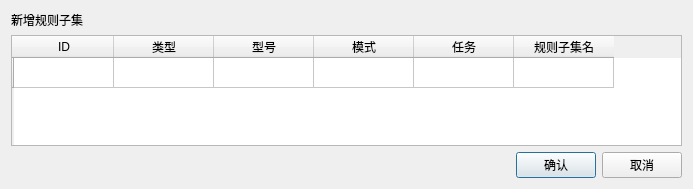
The window that Rule-manage/src/addsqltable.ui (zhyhouyuan/Project) describes before a commit, drawn with Qt 5.
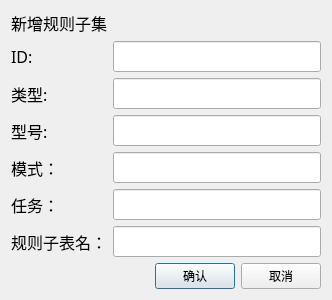
The same window after the commit.

What changed in the file:
```diff
--- a/Rule-manage/src/addsqltable.ui
+++ b/Rule-manage/src/addsqltable.ui
@@ -6,78 +6,195 @@
    <rect>
     <x>0</x>
     <y>0</y>
-    <width>693</width>
-    <height>189</height>
+    <width>332</width>
+    <height>291</height>
    </rect>
   </property>
   <property name="windowTitle">
    <string>Dialog</string>
   </property>
+  <layout class="QGridLayout" name="gridLayout_2">
+   <item row="1" column="0">
   <layout class="QGridLayout" name="gridLayout">
    <item row="0" column="0">
-    <widget class="QLabel" name="label">
+      <widget class="QLabel" name="label_2">
+       <property name="font">
+        <font>
+         <family>Microsoft YaHei</family>
+         <pointsize>12</pointsize>
+         <weight>50</weight>
+         <italic>false</italic>
+         <bold>false</bold>
+        </font>
+       </property>
      <property name="styleSheet">
-      <string notr="true">font: 12pt &quot;宋体&quot;;</string>
+        <string notr="true">font: 12pt &quot;Microsoft YaHei&quot;;</string>
      </property>
      <property name="text">
-      <string>新增规则子集</string>
+        <string>ID:</string>
      </property>
     </widget>
    </item>
-   <item row="1" column="0" colspan="4">
-    <widget class="QTableWidget" name="tableWidget">
-     <attribute name="horizontalHeaderStretchLastSection">
-      <bool>false</bool>
-     </attribute>
-     <attribute name="verticalHeaderStretchLastSection">
-      <bool>false</bool>
-     </attribute>
-     <row>
-      <property name="text">
-       <string/>
-      </property>
-     </row>
-     <column>
-      <property name="text">
-       <string>ID</string>
-      </property>
-     </column>
-     <column>
-      <property name="text">
-       <string>类型</string>
-      </property>
-     </column>
-     <column>
+     <item row="0" column="1">
+      <widget class="QLineEdit" name="lineEdit">
+       <property name="font">
+        <font>
+         <family>宋体</family>
+         <pointsize>12</pointsize>
+        </font>
+       </property>
+      </widget>
+     </item>
+     <item row="1" column="0">
+      <widget class="QLabel" name="label_3">
+       <property name="font">
+        <font>
+         <family>Microsoft YaHei</family>
+         <pointsize>12</pointsize>
+         <weight>50</weight>
+         <italic>false</italic>
+         <bold>false</bold>
+        </font>
+       </property>
+       <property name="styleSheet">
+        <string notr="true">font: 12pt &quot;Microsoft YaHei&quot;;</string>
+       </property>
       <property name="text">
-       <string>型号</string>
-      </property>
-     </column>
-     <column>
-      <property name="text">
-       <string>模式</string>
-      </property>
-     </column>
-     <column>
-      <property name="text">
-       <string>任务</string>
-      </property>
-     </column>
-     <column>
-      <property name="text">
-       <string>规则子集名</string>
-      </property>
-     </column>
-     <item row="0" column="0">
+        <string>类型:</string>
+       </property>
+      </widget>
+     </item>
+     <item row="1" column="1">
+      <widget class="QLineEdit" name="lineEdit_1">
+       <property name="font">
+        <font>
+         <family>宋体</family>
+         <pointsize>12</pointsize>
+        </font>
+       </property>
+      </widget>
+     </item>
+     <item row="2" column="0">
+      <widget class="QLabel" name="label_5">
+       <property name="font">
+        <font>
+         <family>Microsoft YaHei</family>
+         <pointsize>12</pointsize>
+         <weight>50</weight>
+         <italic>false</italic>
+         <bold>false</bold>
+        </font>
+       </property>
+       <property name="styleSheet">
+        <string notr="true">font: 12pt &quot;Microsoft YaHei&quot;;</string>
+       </property>
       <property name="text">
-       <string/>
-      </property>
-      <property name="flags">
-       <set>ItemIsSelectable|ItemIsEditable|ItemIsDragEnabled|ItemIsUserCheckable|ItemIsEnabled</set>
-      </property>
-     </item>
+        <string>型号:</string>
+       </property>
     </widget>
    </item>
    <item row="2" column="1">
+      <widget class="QLineEdit" name="lineEdit_2">
+       <property name="font">
+        <font>
+         <family>宋体</family>
+         <pointsize>12</pointsize>
+        </font>
+       </property>
+      </widget>
+     </item>
+     <item row="3" column="0">
+      <widget class="QLabel" name="label_4">
+       <property name="font">
+        <font>
+         <family>Microsoft YaHei</family>
+         <pointsize>12</pointsize>
+         <weight>50</weight>
+         <italic>false</italic>
+         <bold>false</bold>
+        </font>
+       </property>
+       <property name="styleSheet">
+        <string notr="true">font: 12pt &quot;Microsoft YaHei&quot;;</string>
+       </property>
+       <property name="text">
+        <string>模式：</string>
+       </property>
+      </widget>
+     </item>
+     <item row="3" column="1">
+      <widget class="QLineEdit" name="lineEdit_3">
+       <property name="font">
+        <font>
+         <family>宋体</family>
+         <pointsize>12</pointsize>
+        </font>
+       </property>
+      </widget>
+     </item>
+     <item row="4" column="0">
+      <widget class="QLabel" name="label_6">
+       <property name="font">
+        <font>
+         <family>Microsoft YaHei</family>
+         <pointsize>12</pointsize>
+         <weight>50</weight>
+         <italic>false</italic>
+         <bold>false</bold>
+        </font>
+       </property>
+       <property name="styleSheet">
+        <string notr="true">font: 12pt &quot;Microsoft YaHei&quot;;</string>
+       </property>
+       <property name="text">
+        <string>任务：</string>
+       </property>
+      </widget>
+     </item>
+     <item row="4" column="1">
+      <widget class="QLineEdit" name="lineEdit_4">
+       <property name="font">
+        <font>
+         <family>宋体</family>
+         <pointsize>12</pointsize>
+        </font>
+       </property>
+      </widget>
+     </item>
+     <item row="5" column="0">
+      <widget class="QLabel" name="label_7">
+       <property name="font">
+        <font>
+         <family>Microsoft YaHei</family>
+         <pointsize>12</pointsize>
+         <weight>50</weight>
+         <italic>false</italic>
+         <bold>false</bold>
+        </font>
+       </property>
+       <property name="styleSheet">
+        <string notr="true">font: 12pt &quot;Microsoft YaHei&quot;;</string>
+       </property>
+       <property name="text">
+        <string>规则子表名：</string>
+       </property>
+      </widget>
+     </item>
+     <item row="5" column="1">
+      <widget class="QLineEdit" name="lineEdit_5">
+       <property name="font">
+        <font>
+         <family>宋体</family>
+         <pointsize>12</pointsize>
+        </font>
+       </property>
+      </widget>
+     </item>
+    </layout>
+   </item>
+   <item row="2" column="0">
+    <layout class="QHBoxLayout" name="horizontalLayout" stretch="0,1,0">
+     <item>
     <spacer name="horizontalSpacer">
      <property name="orientation">
       <enum>Qt::Horizontal</enum>
@@ -90,17 +207,44 @@
      </property>
     </spacer>
    </item>
-   <item row="2" column="2">
+     <item>
     <widget class="QPushButton" name="pushButton_0">
+       <property name="styleSheet">
+        <string notr="true">font: 10pt &quot;Microsoft YaHei&quot;;</string>
+       </property>
      <property name="text">
       <string>确认</string>
      </property>
     </widget>
    </item>
-   <item row="2" column="3">
+     <item>
     <widget class="QPushButton" name="pushButton_1">
+       <property name="styleSheet">
+        <string notr="true">font: 10pt &quot;Microsoft YaHei&quot;;</string>
+       </property>
      <property name="text">
       <string>取消</string>
+       </property>
+      </widget>
+     </item>
+    </layout>
+   </item>
+   <item row="0" column="0">
+    <widget class="QLabel" name="label">
+     <property name="font">
+      <font>
+       <family>Microsoft YaHei</family>
+       <pointsize>12</pointsize>
+       <weight>50</weight>
+       <italic>false</italic>
+       <bold>false</bold>
+      </font>
+     </property>
+     <property name="styleSheet">
+      <string notr="true">font: 12pt &quot;Microsoft YaHei&quot;;</string>
+     </property>
+     <property name="text">
+      <string>新增规则子集</string>
      </property>
     </widget>
    </item>
```
Lines whose indentation alone changed are shown as unchanged.
